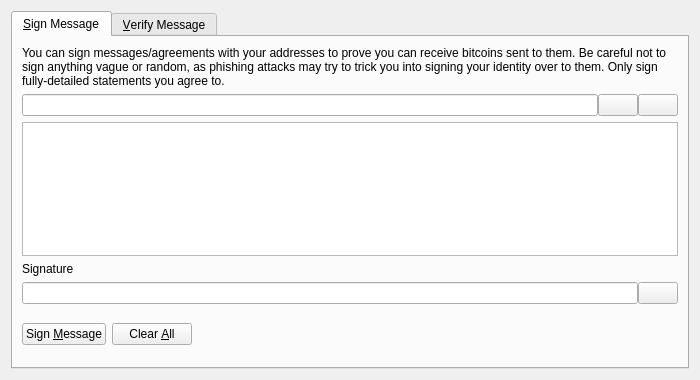
Old version of the form src/qt/forms/signverifymessagedialog.ui in the repository DeFiCh/ain.
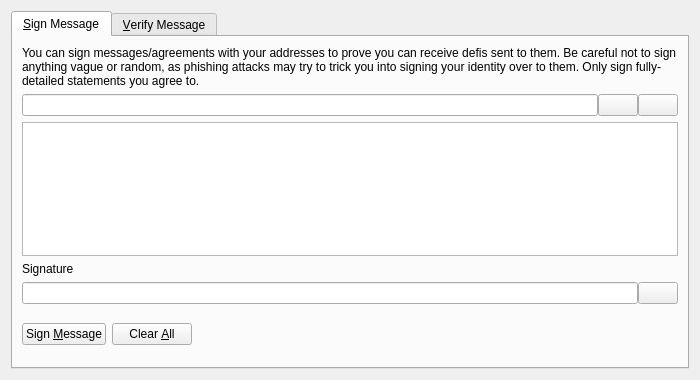
New version of the form. Icons and pictures are not drawn. Custom widgets are drawn as their Qt base class.

Patch:
```diff
--- a/src/qt/forms/signverifymessagedialog.ui
+++ b/src/qt/forms/signverifymessagedialog.ui
@@ -30,7 +30,7 @@
        <item>
         <widget class="QLabel" name="infoLabel_SM">
          <property name="text">
-          <string>You can sign messages/agreements with your addresses to prove you can receive bitcoins sent to them. Be careful not to sign anything vague or random, as phishing attacks may try to trick you into signing your identity over to them. Only sign fully-detailed statements you agree to.</string>
+          <string>You can sign messages/agreements with your addresses to prove you can receive defis sent to them. Be careful not to sign anything vague or random, as phishing attacks may try to trick you into signing your identity over to them. Only sign fully-detailed statements you agree to.</string>
          </property>
          <property name="textFormat">
           <enum>Qt::PlainText</enum>
```
Left out of the diff: 26 changed lines with no effect on the pictures.
